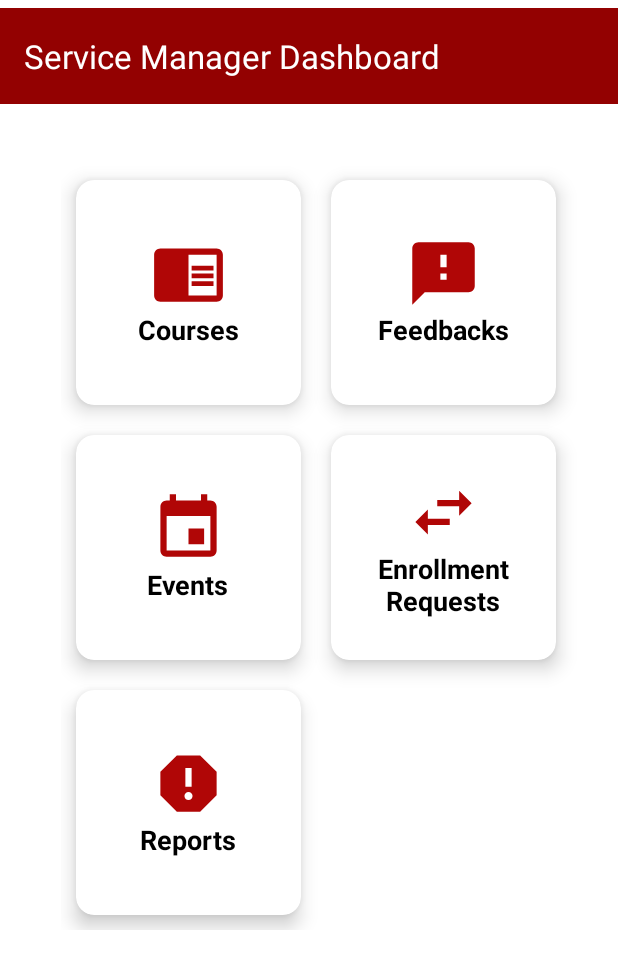
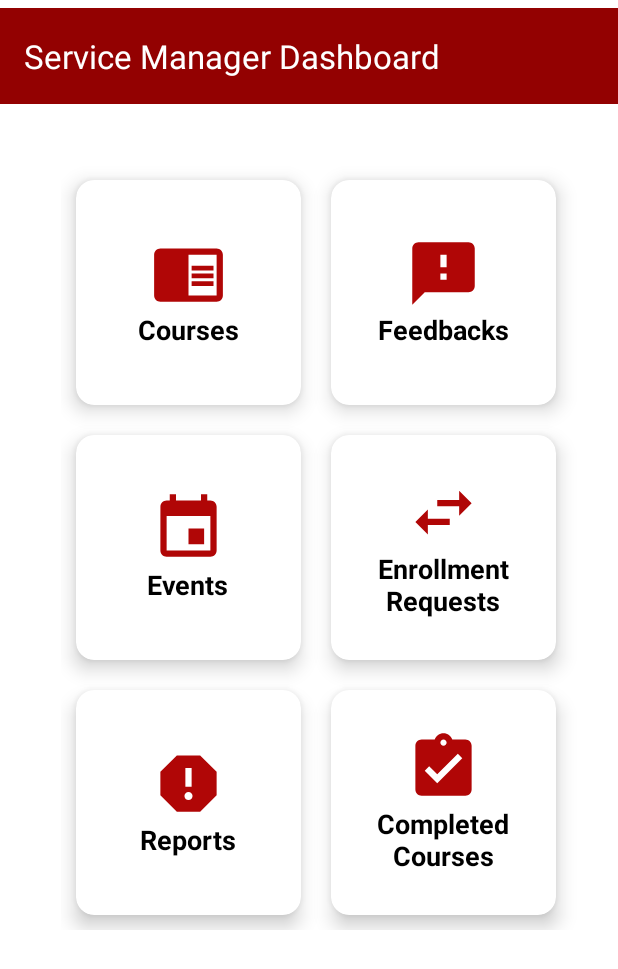
Before and after one commit to kiptoo-4141/KRCS-1, an Android app: the ServiceManager screen opened directly, with no data from a screen before it, on a phone screen of 412 x 824 dp. Shown: the top 969 px of the screen. Run offline under Robolectric (Android 15) with nearby library versions, the phone set to English and light mode, and no system bars; our stand-ins replace Firebase (no records; nobody signed in at launch, a user with empty details on screens opened directly).

Commit message:
commit-2

```diff
--- a/app/src/main/AndroidManifest.xml
+++ b/app/src/main/AndroidManifest.xml
@@ -16,6 +16,9 @@
         android:supportsRtl="true"
         android:theme="@style/Theme.KenyaRedCross"
         tools:targetApi="31">
+        <activity
+            android:name=".activity.CompletedCoursesActivity"
+            android:exported="false" />
         <activity
             android:name=".activity.MyClassesActivity"
             android:exported="false" />
--- a/app/src/main/java/com/kenyaredcross/activity/FeedbacksActivity.java
+++ b/app/src/main/java/com/kenyaredcross/activity/FeedbacksActivity.java
@@ -29,9 +29,9 @@ public class FeedbacksActivity extends AppCompatActivity {
     private Spinner userSpinner;
     private Button sendFeedbackButton;
     private DatabaseReference feedbackRef, usersRef;
-    private List<String> userList = new ArrayList<>();
-    private String senderId = "currentUserEmail"; // Replace with actual sender
-    private String currentUserRole = "Youth"; // Replace with actual user role
+    private final List<String> userList = new ArrayList<>();
+    private final String senderId = "currentUserEmail"; // Replace with actual sender
+    private final String currentUserRole = "Youth"; // Replace with actual user role
 
     @Override
     protected void onCreate(Bundle savedInstanceState) {
--- a/app/src/main/java/com/kenyaredcross/activity/ServiceManager.java
+++ b/app/src/main/java/com/kenyaredcross/activity/ServiceManager.java
@@ -24,7 +24,7 @@ public class ServiceManager extends AppCompatActivity implements NavigationView.
     private DrawerLayout drawerLayout;
     private NavigationView navigationView;
 
-    CardView courses, enrollmentrqst,feedback;
+    CardView courses, enrollmentrqst,feedback,completedcourses;
 
     @Override
     protected void onCreate(Bundle savedInstanceState) {
@@ -50,6 +50,15 @@ public class ServiceManager extends AppCompatActivity implements NavigationView.
             @Override
             public void onClick(View view) {
                 Intent intent = new Intent(ServiceManager.this, RequestsActivity.class);
+                startActivity(intent);
+            }
+        });
+
+        completedcourses = findViewById(R.id.completedcoursescard);
+        completedcourses.setOnClickListener(new View.OnClickListener() {
+            @Override
+            public void onClick(View v) {
+                Intent intent = new Intent(ServiceManager.this, CompletedCoursesActivity.class);
                 startActivity(intent);
             }
         });
--- a/app/src/main/res/layout/activity_service_manager.xml
+++ b/app/src/main/res/layout/activity_service_manager.xml
@@ -207,6 +207,38 @@
                 </LinearLayout>
             </androidx.cardview.widget.CardView>
 
+            <androidx.cardview.widget.CardView
+                android:id="@+id/completedcoursescard"
+                android:backgroundTint="@color/white"
+                android:layout_width="150dp"
+                android:layout_height="150dp"
+                android:layout_margin="10dp"
+                android:background="@color/cardview_dark_background"
+                app:cardCornerRadius="12dp"
+                app:cardElevation="8dp">
+
+                <LinearLayout
+                    android:layout_width="match_parent"
+                    android:layout_height="match_parent"
+                    android:orientation="vertical"
+                    android:gravity="center">
+
+                    <ImageView
+                        android:layout_width="50dp"
+                        android:layout_height="50dp"
+                        android:src="@drawable/baseline_assignment_turned_in_24" />
+
+                    <TextView
+                        android:layout_width="wrap_content"
+                        android:layout_height="wrap_content"
+                        android:text="Completed Courses"
+                        android:textSize="18sp"
+                        android:textAlignment="center"
+                        android:textColor="@color/black"
+                        android:textStyle="bold" />
+                </LinearLayout>
+            </androidx.cardview.widget.CardView>
+
         </androidx.gridlayout.widget.GridLayout>
     </LinearLayout>
 
```
Also changed, not shown: app/src/main/java/com/kenyaredcross/activity/CompletedCoursesActivity.java (added, +62 -0 lines), app/src/main/java/com/kenyaredcross/adapters/CompletedCoursesAdapter.java (added, +106 -0 lines), app/src/main/java/com/kenyaredcross/domain_model/CompletedCoursesModel.java (added, +56 -0 lines), app/src/main/res/layout/activity_completed_courses.xml (added, +25 -0 lines).
